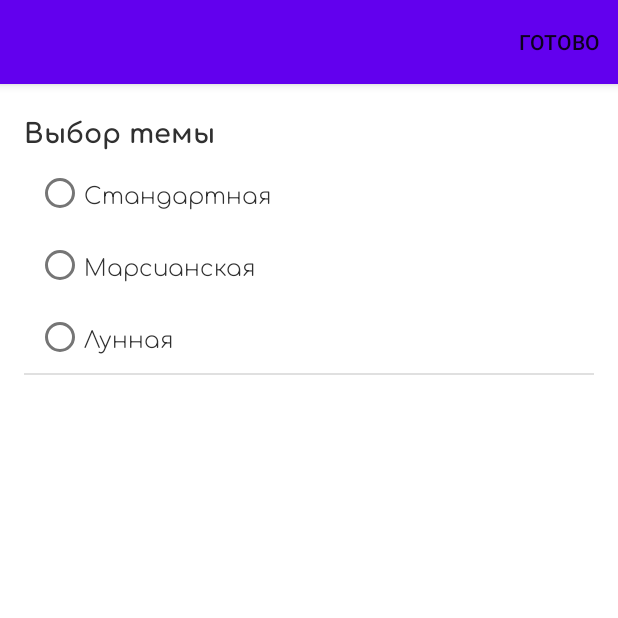
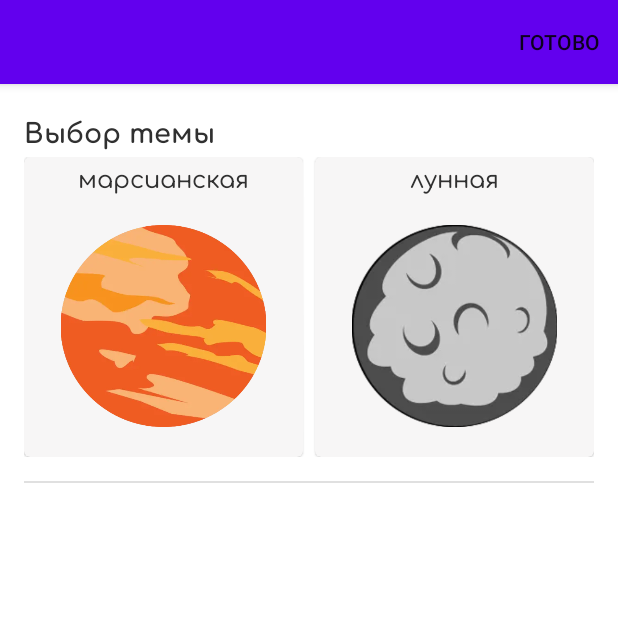
Before and after one commit to zoerAleksandr/NasaApp, an Android app: the fragment SettingsFragment shown on its own in the app's theme, on a phone screen of 412 x 824 dp, the top half of it. Run offline under Robolectric (Android 15) with nearby library versions, the light colour scheme and no system bars; libraries missing offline, so code that uses them is left out: by.kirich1409.viewbindingdelegate; 4 statements that could not run were skipped.

Commit message:
По предыдущим замечаниям разложил файлы по пакетам. Изменил layout с настройками, добавил анимацию по нажатию. Изменил анимацию появления строки поиска.

```diff
--- a/app/src/main/AndroidManifest.xml
+++ b/app/src/main/AndroidManifest.xml
@@ -12,7 +12,7 @@
         android:supportsRtl="true"
         android:theme="@style/Theme.NasaApp">
         <activity
-            android:name=".MainActivity"
+            android:name=".view.MainActivity"
             android:configChanges="uiMode"
             android:exported="true">
             <intent-filter>
--- a/app/src/main/java/com/example/nasaapp/view/MainActivity.kt
+++ b/app/src/main/java/com/example/nasaapp/view/MainActivity.kt
@@ -3,7 +3,6 @@
 import android.os.Bundle
 import androidx.appcompat.app.AppCompatActivity
 import com.example.nasaapp.R
-import com.example.nasaapp.view.MainFragment
 
 const val THEME_ID = "THEME_ID"
 
--- a/app/src/main/java/com/example/nasaapp/view/NavigationViewFragment.kt
+++ b/app/src/main/java/com/example/nasaapp/view/NavigationViewFragment.kt
@@ -7,6 +7,7 @@
 import by.kirich1409.viewbindingdelegate.viewBinding
 import com.example.nasaapp.R
 import com.example.nasaapp.databinding.NavigationLayoutBinding
+import com.example.nasaapp.model.hide
 import com.example.nasaapp.model.toast
 import com.google.android.material.bottomsheet.BottomSheetDialogFragment
 
@@ -34,6 +35,7 @@
                         it.supportFragmentManager.beginTransaction()
                             .replace(R.id.container, SettingsFragment.newInstance())
                             .commit()
+                        binding.root.hide()
                         onDestroyView()
                     }
                 }
--- a/app/src/main/res/layout/fragment_settings.xml
+++ b/app/src/main/res/layout/fragment_settings.xml
@@ -34,38 +34,81 @@
             android:layout_marginBottom="4dp"
             android:text="@string/settings_fragment_subtitle_changed_theme" />
 
-        <RadioGroup
-            android:id="@+id/radio_group_changed_theme"
-            android:layout_width="wrap_content"
+        <LinearLayout
+            android:layout_width="match_parent"
             android:layout_height="wrap_content"
-            android:layout_marginStart="8dp">
+            android:orientation="horizontal">
 
-            <com.google.android.material.radiobutton.MaterialRadioButton
-                android:id="@+id/radio_btn_default_theme"
-                style="@style/TextSettingsFragment"
-                android:layout_width="wrap_content"
-                android:layout_height="wrap_content"
-                android:text="@string/settings_fragment_radio_btn_text_default" />
+            <com.google.android.material.card.MaterialCardView
+                android:id="@+id/card_mars"
+                android:layout_width="0dp"
+                android:layout_height="200dp"
+                android:layout_weight="1"
+                android:backgroundTint="@color/gray_for_card_view"
+                android:clickable="true"
+                android:elevation="8dp"
+                android:focusable="true">
 
-            <com.google.android.material.radiobutton.MaterialRadioButton
-                android:id="@+id/radio_btn_mars_theme"
-                style="@style/TextSettingsFragment"
-                android:layout_width="wrap_content"
-                android:layout_height="wrap_content"
-                android:text="@string/settings_fragment_radio_btn_text_mars" />
+                <LinearLayout
+                    android:layout_width="match_parent"
+                    android:layout_height="match_parent"
+                    android:orientation="vertical">
 
-            <com.google.android.material.radiobutton.MaterialRadioButton
-                android:id="@+id/radio_btn_moon_theme"
-                style="@style/TextSettingsFragment"
-                android:layout_width="wrap_content"
-                android:layout_height="wrap_content"
-                android:text="@string/settings_fragment_radio_btn_text_moon" />
+                    <TextView
+                        style="@style/TextCardTitleSettingsFragment"
+                        android:layout_width="match_parent"
+                        android:layout_height="wrap_content"
+                        android:gravity="center_horizontal"
+                        android:text="марсианская" />
 
-        </RadioGroup>
+                    <ImageView
+                        android:layout_width="match_parent"
+                        android:layout_height="match_parent"
+                        android:layout_margin="20dp"
+                        android:src="@drawable/mars_image" />
+
+                </LinearLayout>
+            </com.google.android.material.card.MaterialCardView>
+
+            <com.google.android.material.card.MaterialCardView
+                android:id="@+id/card_moon"
+                android:layout_width="0dp"
+                android:layout_height="200dp"
+                android:layout_marginStart="8dp"
+                android:layout_weight="1"
+                android:backgroundTint="@color/gray_for_card_view"
+                android:clickable="true"
+                android:elevation="8dp"
+                android:focusable="true">
+
+                <LinearLayout
+                    android:layout_width="match_parent"
+                    android:layout_height="match_parent"
+                    android:orientation="vertical">
+
+                    <TextView
+                        style="@style/TextCardTitleSettingsFragment"
+                        android:layout_width="match_parent"
+                        android:layout_height="wrap_content"
+                        android:gravity="center_horizontal"
+                        android:text="лунная" />
+
+                    <ImageView
+                        android:layout_width="match_parent"
+                        android:layout_height="match_parent"
+                        android:layout_margin="20dp"
+                        android:src="@drawable/moon_image" />
+
+                </LinearLayout>
+            </com.google.android.material.card.MaterialCardView>
+
+
+        </LinearLayout>
 
         <com.google.android.material.divider.MaterialDivider
             android:layout_width="match_parent"
-            android:layout_height="1dp" />
+            android:layout_height="1dp"
+            android:layout_marginTop="16dp" />
 
     </LinearLayout>
 
--- a/app/src/main/res/values/colors.xml
+++ b/app/src/main/res/values/colors.xml
@@ -11,6 +11,7 @@
     <color name="purple">#28235F</color>
     <color name="purple_light">#A098F4</color>
     <color name="gray">#E7E7F1</color>
+    <color name="gray_for_card_view">#F7F6F6</color>
     <color name="color_for_text_dark">#303030</color>
     <color name="gray_for_shimmer">#C8C8C8</color>
     <color name="transparent">#00FFFFFF</color>
--- a/app/src/main/res/values/themes.xml
+++ b/app/src/main/res/values/themes.xml
@@ -62,6 +62,12 @@
         <item name="android:fontFamily">@font/comfortaa_bold</item>
     </style>
 
+    <style name="TextCardTitleSettingsFragment" parent="TextAppearance.AppCompat.Subhead">
+        <item name="android:textSize">16sp</item>
+        <item name="android:textColor">@color/color_for_text_dark</item>
+        <item name="android:fontFamily">@font/comfortaa_medium</item>
+    </style>
+
     <style name="TextSettingsFragment" parent="TextSubtitleSettingsFragment">
         <item name="android:textSize">15sp</item>
         <item name="android:fontFamily">@font/comfortaa_light</item>
```
Also changed, not shown: app/src/main/java/com/example/nasaapp/model/Utils.kt (+28 -0 lines), app/src/main/java/com/example/nasaapp/view/MainFragment.kt (+41 -6 lines), app/src/main/java/com/example/nasaapp/view/SettingsFragment.kt (+20 -20 lines), app/src/main/res/layout/main_fragment.xml (+8 -13 lines), app/src/main/res/layout/main_fragment_container.xml (added, +143 -0 lines), app/src/main/res/layout/main_fragment_search.xml (added, +116 -0 lines), app/src/main/res/layout/navigation_layout.xml (+7 -11 lines), app/src/main/res/drawable/mars_image.webp (added), app/src/main/res/drawable/moon_image.webp (added).
